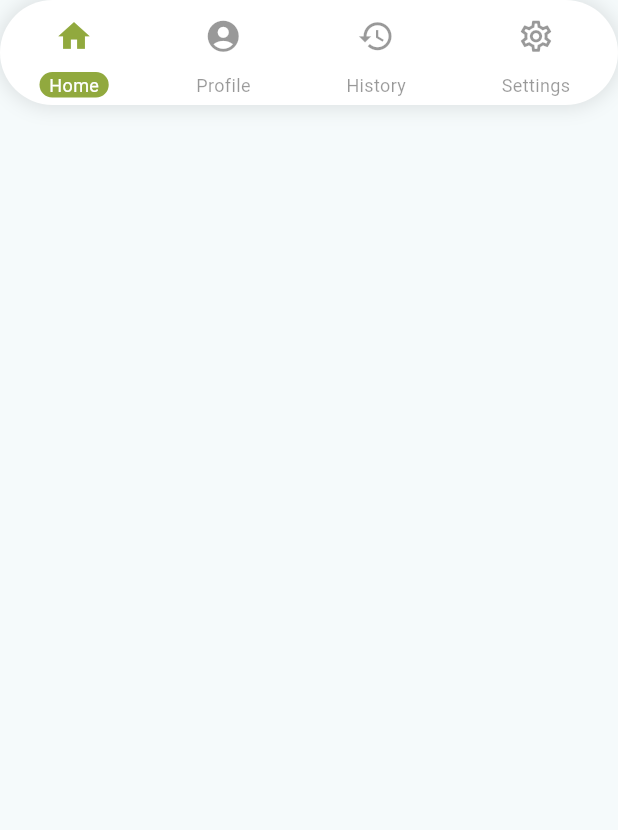
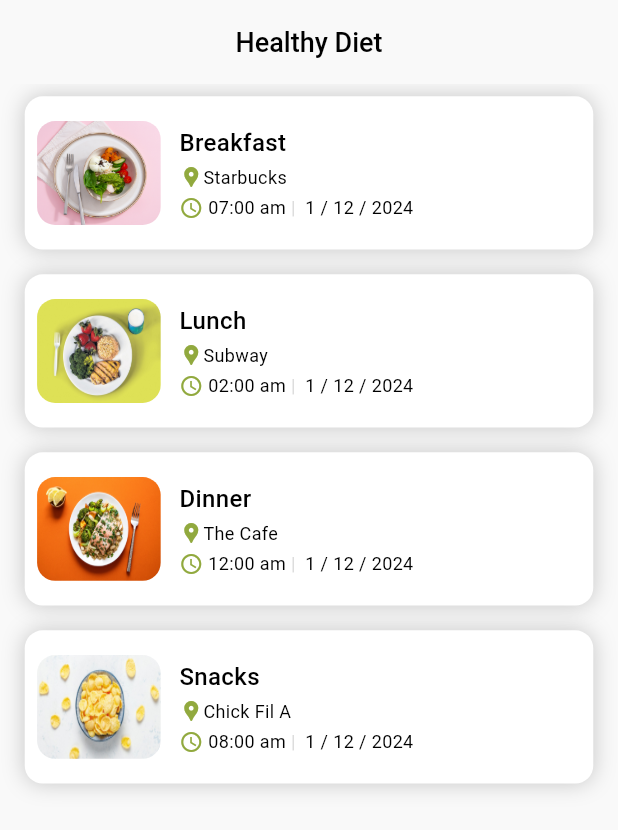
Before and after one commit to Abdulla-Khan/FlourishU, a Flutter app: the screen it shows after launch, on a phone screen of 412 x 824 dp. Shown: the top 830 px of the screen. Run offline on Flutter 3.47's test engine with Material 3 defaults, Android fonts, the phone set to English and light mode, and no system bars; our stand-ins replace flutter_svg, fluttertoast, get, get_storage, google_fonts, jwt_decoder and 1 more; missing offline and left inert: flutter_floating_bottom_bar, wheel_slider.

Commit message:
Added Diet Details View

```diff
--- a/lib/main.dart
+++ b/lib/main.dart
@@ -7,6 +7,7 @@ import 'package:get_storage/get_storage.dart';
 import 'package:google_fonts/google_fonts.dart';
 
 import 'utils/routes/routes.dart';
+import 'views/diet_details/diet_details_view.dart';
 
 void main() async {
   await GetStorage.init();
@@ -20,8 +21,8 @@ class FlourishApp extends StatelessWidget {
     return GestureDetector(
       onTap: () => FocusScope.of(context).requestFocus(FocusNode()),
       child: GetMaterialApp(
-        home: const NavigationView(),
-        getPages: routes,
+        // getPages: routes,
+        home: const DietDetailsView(),
         initialBinding: ControllerBinding(),
         title: 'Flourish',
         debugShowCheckedModeBanner: false,
--- a/lib/utils/bindings/bindings.dart
+++ b/lib/utils/bindings/bindings.dart
@@ -18,8 +18,8 @@ class ControllerBinding implements Bindings {
     Get.lazyPut(() => OnboardingController(), fenix: true);
     Get.lazyPut(() => ForgotPasswordController(), fenix: true);
     Get.lazyPut(() => ResetPasswordController(), fenix: true);
-    Get.lazyPut(() => HomeController());
-    Get.lazyPut(() => HistoryController());
+    Get.lazyPut(() => HomeController(), fenix: true);
+    Get.lazyPut(() => HistoryController(), fenix: true);
     Get.lazyPut(() => CustomizeDietPlansController(), fenix: true);
   }
 }
--- a/lib/views/customize_diet_plans/meal_plan_view.dart
+++ b/lib/views/customize_diet_plans/meal_plan_view.dart
@@ -1,5 +1,6 @@
 import 'package:flourish/views/components/common/custom_button.dart';
 import 'package:flourish/views/customize_diet_plans/food_diary_view.dart';
+import 'package:flourish/views/navigation_view.dart';
 import 'package:flutter/material.dart';
 import 'package:get/get.dart';
 import '../../utils/constants/colors.dart';
@@ -78,7 +79,9 @@ class MealPlanView extends GetView {
         padding: EdgeInsets.symmetric(
           horizontal: context.width * 0.04,
         ),
-        child: CustomButton(text: "Confirm", onTap: () {}),
+        child: CustomButton(
+            text: "Confirm",
+            onTap: () => Get.offAll(() => const NavigationView())),
       ),
     );
   }
--- /dev/null
+++ b/lib/views/diet_details/diet_details_view.dart
@@ -0,0 +1,165 @@
+import 'package:flourish/utils/constants/colors.dart';
+import 'package:flourish/views/components/customize_diet_plan/appbar.dart';
+import 'package:flutter/material.dart';
+import 'package:get/get.dart';
+
+class DietDetailsView extends GetView {
+  const DietDetailsView({super.key});
+
+  @override
+  Widget build(BuildContext context) {
+    return Scaffold(
+      backgroundColor: bgColor,
+      appBar: const CustomizeDietAppbar(
+        title: "Healthy Diet",
+      ),
+      body: SafeArea(
+          child: Padding(
+        padding: EdgeInsets.symmetric(
+          horizontal: context.width * 0.04,
+        ),
+        child: ListView.builder(
+          itemCount: dietList.length,
+          itemBuilder: (ctx, index) => Container(
+            alignment: Alignment.center,
+            height: context.height * 0.124,
+            margin: EdgeInsets.symmetric(
+              vertical: context.height * 0.01,
+            ),
+            padding: EdgeInsets.symmetric(
+              horizontal: context.width * 0.02,
+              vertical: context.height * 0.02,
+            ),
+            decoration: BoxDecoration(
+              borderRadius: BorderRadius.circular(12),
+              color: Colors.white,
+              boxShadow: [
+                BoxShadow(
+                  color: Colors.black.withOpacity(0.2),
+                  blurRadius: 12,
+                )
+              ],
+            ),
+            child: Row(
+              children: [
+                ClipRRect(
+                  borderRadius: BorderRadius.circular(12),
+                  child: Image.asset(
+                    dietList[index]['image'],
+                    fit: BoxFit.fill,
+                    width: context.width * 0.2,
+                    height: context.height * 0.09,
+                  ),
+                ),
+                SizedBox(width: context.width * 0.03),
+                Column(
+                  mainAxisAlignment: MainAxisAlignment.spaceEvenly,
+                  crossAxisAlignment: CrossAxisAlignment.start,
+                  children: [
+                    Text(
+                      dietList[index]['title'],
+                      style: const TextStyle(
+                        color: Colors.black,
+                        fontSize: 16,
+                        fontFamily: 'Roboto',
+                        fontWeight: FontWeight.w500,
+                      ),
+                    ),
+                    Row(
+                      children: [
+                        const Icon(
+                          Icons.location_pin,
+                          color: textBtnColor,
+                          size: 16,
+                        ),
+                        Text(
+                          dietList[index]['location'],
+                          style: const TextStyle(
+                            color: Colors.black,
+                            fontSize: 12,
+                            fontFamily: 'Roboto',
+                            fontWeight: FontWeight.w400,
+                          ),
+                        ),
+                      ],
+                    ),
+                    Row(
+                      children: [
+                        const Icon(
+                          Icons.watch_later_outlined,
+                          color: textBtnColor,
+                          size: 16,
+                        ),
+                        Text.rich(
+                          TextSpan(
+                            children: [
+                              TextSpan(
+                                text: dietList[index]['hour'],
+                                style: const TextStyle(
+                                  color: Colors.black,
+                                  fontSize: 12,
+                                  fontFamily: 'Roboto',
+                                  fontWeight: FontWeight.w400,
+                                ),
+                              ),
+                              TextSpan(
+                                text: ' | ',
+                                style: TextStyle(
+                                  color: Colors.black
+                                      .withOpacity(0.20000000298023224),
+                                  fontSize: 12,
+                                  fontFamily: 'Roboto',
+                                  fontWeight: FontWeight.w400,
+                                ),
+                              ),
+                              const TextSpan(
+                                text: ' 1 / 12 / 2024',
+                                style: TextStyle(
+                                  color: Colors.black,
+                                  fontSize: 12,
+                                  fontFamily: 'Roboto',
+                                  fontWeight: FontWeight.w400,
+                                ),
+                              ),
+                            ],
+                          ),
+                        ),
+                      ],
+                    ),
+                  ],
+                ),
+              ],
+            ),
+          ),
+        ),
+      )),
+    );
+  }
+}
+
+List<Map> dietList = [
+  {
+    "title": "Breakfast",
+    "location": "Starbucks",
+    "hour": " 07:00 am",
+    "image": "assets/breakfast.png"
+  },
+  {
+    "title": "Lunch",
+    "location": "Subway",
+    "hour": " 02:00 am",
+    "image": "assets/healthy-diet.png"
+  },
+  {
+    "title": "Dinner",
+    "location": "The Cafe",
+    "hour": " 12:00 am",
+    "image": "assets/dinner.png"
+  },
+  {
+    "title": "Snacks",
+    "location": "Chick Fil A",
+    "hour": " 08:00 am",
+    "image": "assets/snack.png"
+  },
+];
--- a/pubspec.yaml
+++ b/pubspec.yaml
@@ -70,6 +70,10 @@ flutter:
   # To add assets to your application, add an assets section, like this:
   assets:
     - assets/test.png
+    - assets/healthy-diet.png
+    - assets/snack.png
+    - assets/dinner.png
+    - assets/breakfast.png
     - assets/customer.png
     - assets/about-us.svg
     - assets/logo/
```
Also changed, not shown: lib/controllers/auth/email_verify_controller.dart (+37 -37 lines), lib/controllers/auth/forgot_password_controller.dart (+16 -16 lines), lib/controllers/auth/login_controller.dart (+24 -23 lines), lib/controllers/auth/onboarding_controller.dart (+66 -65 lines), lib/controllers/auth/reset_password_controller.dart (+36 -37 lines), lib/controllers/auth/sign_up_controller.dart (+17 -17 lines), lib/views/home/home_view.dart (+37 -0 lines), assets/breakfast.png (added), assets/dinner.png (added), assets/healthy-diet.png (added), assets/snack.png (added).
